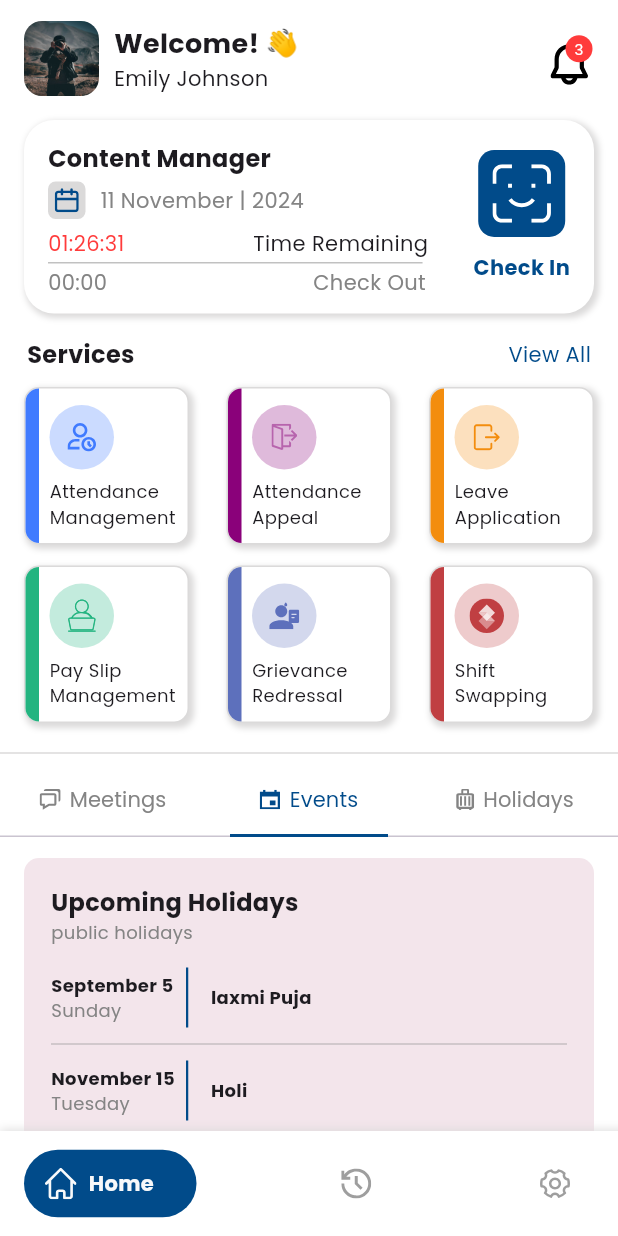
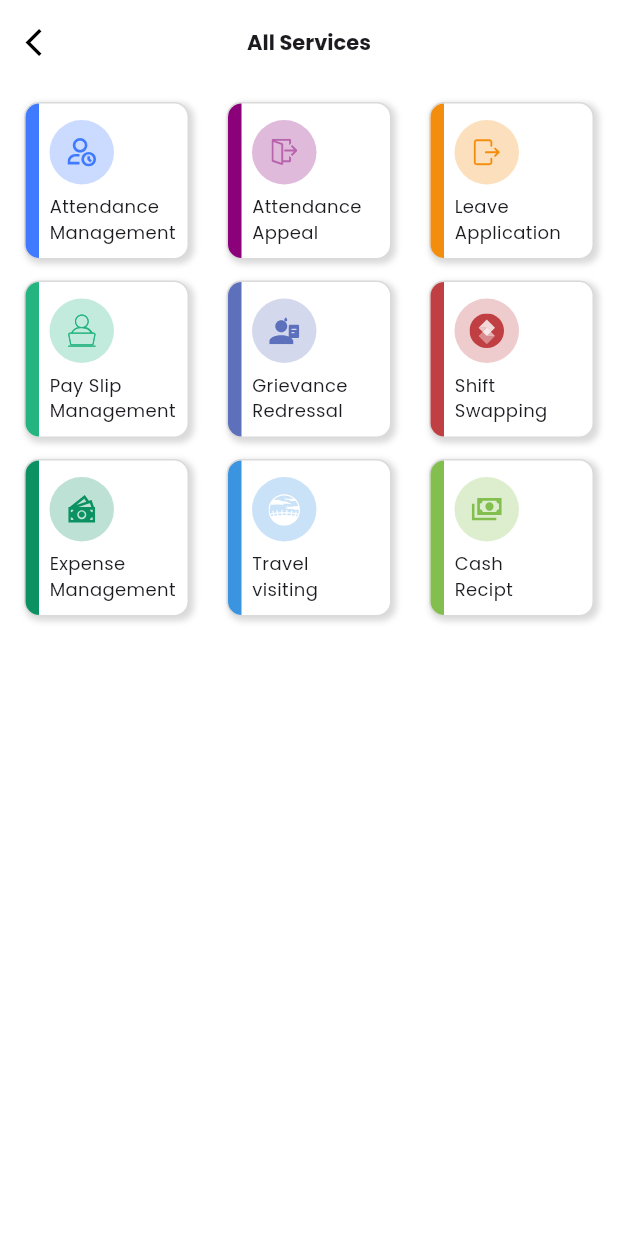
Before and after one commit to susan040/hr_management, a Flutter app: the DashScreen screen opened directly, tab 2 chosen, after a tap on "View All", on a phone screen of 412 x 824 dp. Run offline on Flutter 3.47's test engine with Material 3 defaults, Android fonts, the phone set to English and light mode, and no system bars; drawn by our look-alikes of cached_network_image; our stand-ins replace flutter_svg, get, permission_handler; network calls fail.

Commit message:
completed all services screen

```diff
--- a/lib/utils/colors.dart
+++ b/lib/utils/colors.dart
@@ -17,6 +17,10 @@ class AppColors {
   static const Color lightGreen = Color(0xFF23B480);
   static const Color darkblue = Color(0xFF5D70BC);
   static const Color darkRed = Color(0xFFC03F42);
+  static const Color darkGreen = Color(0xFF0C9262);
+  static const Color lightblue = Color(0xFF3B94E0);
+  static const Color green = Color(0xFF83BF4F);
+
   static const Color lightPink = Color(0xFFF3E5EB);
   static const Color lightBlue = Color(0xFFD1D7EE);
 
--- a/lib/utils/image_path.dart
+++ b/lib/utils/image_path.dart
@@ -24,6 +24,9 @@ class ImagePath {
   static const String meetings = "$baseIconPath/meeting.svg";
   static const String events = "$baseIconPath/events.svg";
   static const String holiday = "$baseIconPath/holiday.svg";
+  static const String cash = "$baseIconPath/cash.svg";
+  static const String expense = "$baseIconPath/expense.svg";
+  static const String travel = "$baseIconPath/travel.svg";
 
   static const String logo = "$baseImagePath/logo.png";
   static const String privacyPolicy = "$baseImagePath/privacy_policy.png";
--- /dev/null
+++ b/lib/views/dashboard/all_services_screen.dart
@@ -0,0 +1,112 @@
+import 'package:flutter/material.dart';
+import 'package:get/get.dart';
+import 'package:hr_management/utils/colors.dart';
+import 'package:hr_management/utils/custom_text_style.dart';
+import 'package:hr_management/utils/image_path.dart';
+import 'package:hr_management/widgets/services_widgets.dart';
+
+class AllServicesScreen extends StatelessWidget {
+  const AllServicesScreen({super.key});
+
+  @override
+  Widget build(BuildContext context) {
+    return Scaffold(
+      backgroundColor: AppColors.extraWhite,
+      appBar: AppBar(
+        backgroundColor: AppColors.extraWhite,
+        leading: InkWell(
+            onTap: () {
+              Get.back();
+            },
+            child: Icon(
+              Icons.arrow_back_ios,
+              size: 22,
+              color: Colors.black,
+            )),
+        centerTitle: true,
+        title: Text(
+          "All Services",
+          style: CustomTextStyles.f14W600(),
+        ),
+      ),
+      body: Column(
+        children: [
+          Padding(
+            padding: const EdgeInsets.only(left: 16, top: 12, right: 16),
+            child: Row(
+              mainAxisAlignment: MainAxisAlignment.spaceBetween,
+              children: [
+                ServicesWidget(
+                    iconContainerColor: AppColors.blue,
+                    iconPath: ImagePath.attendanceManagement,
+                    title: "Attendance",
+                    subtitle: "Management"),
+                ServicesWidget(
+                    iconContainerColor: AppColors.purple,
+                    iconPath: ImagePath.appeal,
+                    title: "Attendance",
+                    subtitle: "Appeal"),
+                ServicesWidget(
+                    iconContainerColor: AppColors.yellow,
+                    iconPath: ImagePath.leaveApplication,
+                    title: "Leave",
+                    subtitle: "Application"),
+              ],
+            ),
+          ),
+          Padding(
+            padding: const EdgeInsets.only(
+              left: 16,
+              top: 14,
+              right: 16,
+            ),
+            child: Row(
+              mainAxisAlignment: MainAxisAlignment.spaceBetween,
+              children: [
+                ServicesWidget(
+                    iconContainerColor: AppColors.lightGreen,
+                    iconPath: ImagePath.paySlip,
+                    title: "Pay Slip",
+                    subtitle: "Management"),
+                ServicesWidget(
+                    iconContainerColor: AppColors.darkblue,
+                    iconPath: ImagePath.grievance,
+                    title: "Grievance",
+                    subtitle: "Redressal"),
+                ServicesWidget(
+                    iconContainerColor: AppColors.darkRed,
+                    iconPath: ImagePath.shift,
+                    title: "Shift",
+                    subtitle: "Swapping"),
+              ],
+            ),
+          ),
+          Padding(
+            padding:
+                const EdgeInsets.only(left: 16, top: 14, right: 16, bottom: 12),
+            child: Row(
+              mainAxisAlignment: MainAxisAlignment.spaceBetween,
+              children: [
+                ServicesWidget(
+                    iconContainerColor: AppColors.darkGreen,
+                    iconPath: ImagePath.expense,
+                    title: "Expense",
+                    subtitle: "Management"),
+                ServicesWidget(
+                    iconContainerColor: AppColors.lightblue,
+                    iconPath: ImagePath.travel,
+                    title: "Travel",
+                    subtitle: "visiting"),
+                ServicesWidget(
+                    iconContainerColor: AppColors.green,
+                    iconPath: ImagePath.cash,
+                    title: "Cash",
+                    subtitle: "Recipt"),
+              ],
+            ),
+          ),
+        ],
+      ),
+    );
+  }
+}
--- a/lib/views/dashboard/home_screen.dart
+++ b/lib/views/dashboard/home_screen.dart
@@ -6,6 +6,7 @@ import 'package:hr_management/controller/dashboard/home_screen_controller.dart';
 import 'package:hr_management/utils/colors.dart';
 import 'package:hr_management/utils/custom_text_style.dart';
 import 'package:hr_management/utils/image_path.dart';
+import 'package:hr_management/views/dashboard/all_services_screen.dart';
 import 'package:hr_management/widgets/services_widgets.dart';
 import 'package:hr_management/widgets/tab_bar_widget.dart';
 
@@ -65,7 +66,7 @@ class HomeScreen extends StatelessWidget {
                     children: [
                       Padding(
                         padding: const EdgeInsets.only(
-                          top: 14,
+                          top: 6,
                           right: 20,
                         ),
                         child: SvgPicture.asset(
@@ -215,8 +216,8 @@ class HomeScreen extends StatelessWidget {
                   children: [
                     Text("Services", style: CustomTextStyles.f16W600()),
                     InkWell(
-                      onTap: (){
-
+                      onTap: () {
+                        Get.to(() => AllServicesScreen());
                       },
                       child: Text("View All",
                           style: CustomTextStyles.f14W400(
```
Also changed, not shown: assets/icons/cash.svg (added), assets/icons/expense.svg (added), assets/icons/travel.svg (added).
